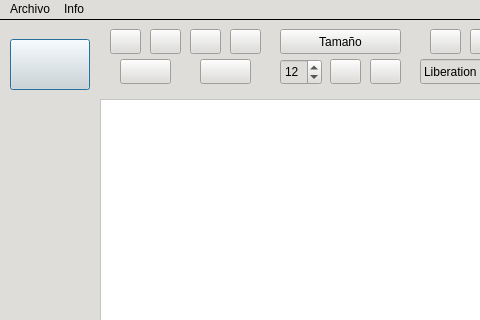
This is EditorDeTexto/mainwindow.ui in JhojanZ/Editor-de-texto as Qt 5 draws it before an edit; both pictures show x 0 to 480 and y 0 to 320 of the 771 by 600 pixel window. The edited form follows.
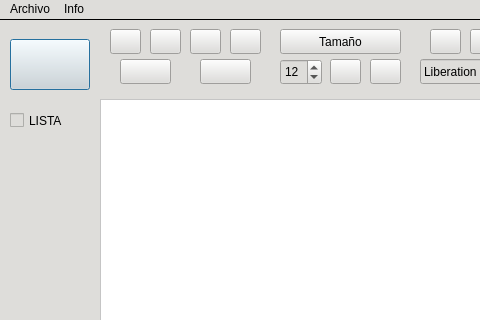
This is the edited form. Icons and pictures are not drawn.

Diff of the .ui file:
```diff
--- a/EditorDeTexto/mainwindow.ui
+++ b/EditorDeTexto/mainwindow.ui
@@ -353,6 +353,19 @@
      <bool>false</bool>
     </property>
    </widget>
+   <widget class="QCheckBox" name="listaBolitas">
+    <property name="geometry">
+     <rect>
+      <x>10</x>
+      <y>90</y>
+      <width>82</width>
+      <height>23</height>
+     </rect>
+    </property>
+    <property name="text">
+     <string>LISTA</string>
+    </property>
+   </widget>
    <zorder>line</zorder>
    <zorder>editorDeTexto</zorder>
    <zorder>negrilla</zorder>
```
Left out of the diff: 4 changed lines with no effect on the pictures.
